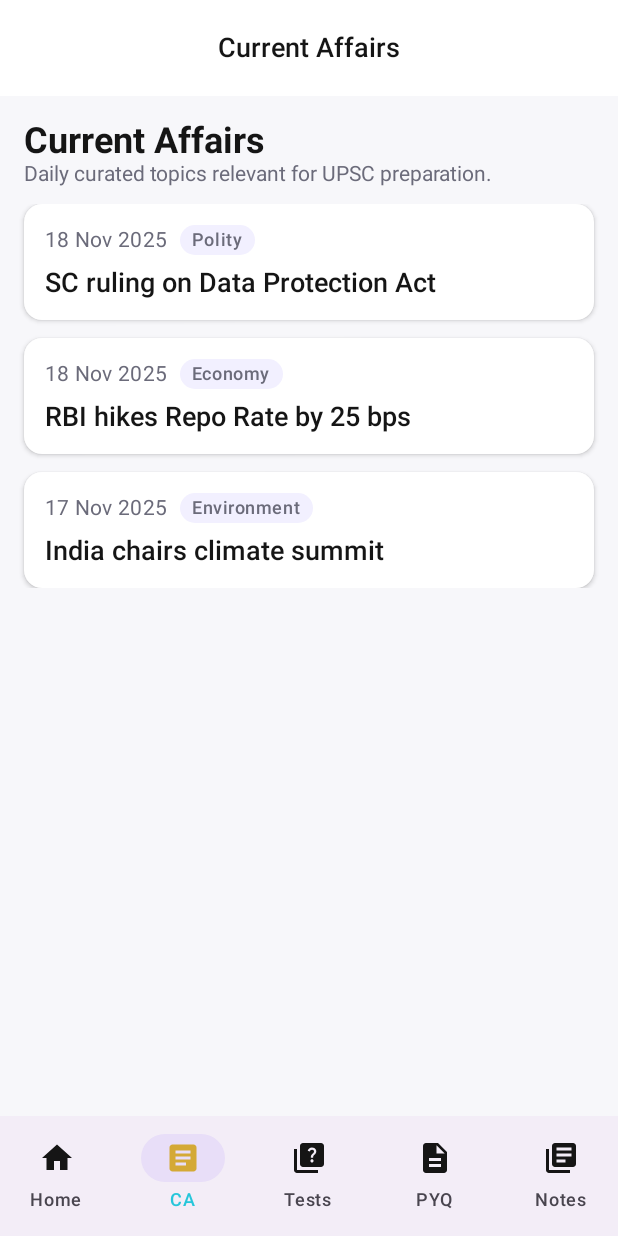
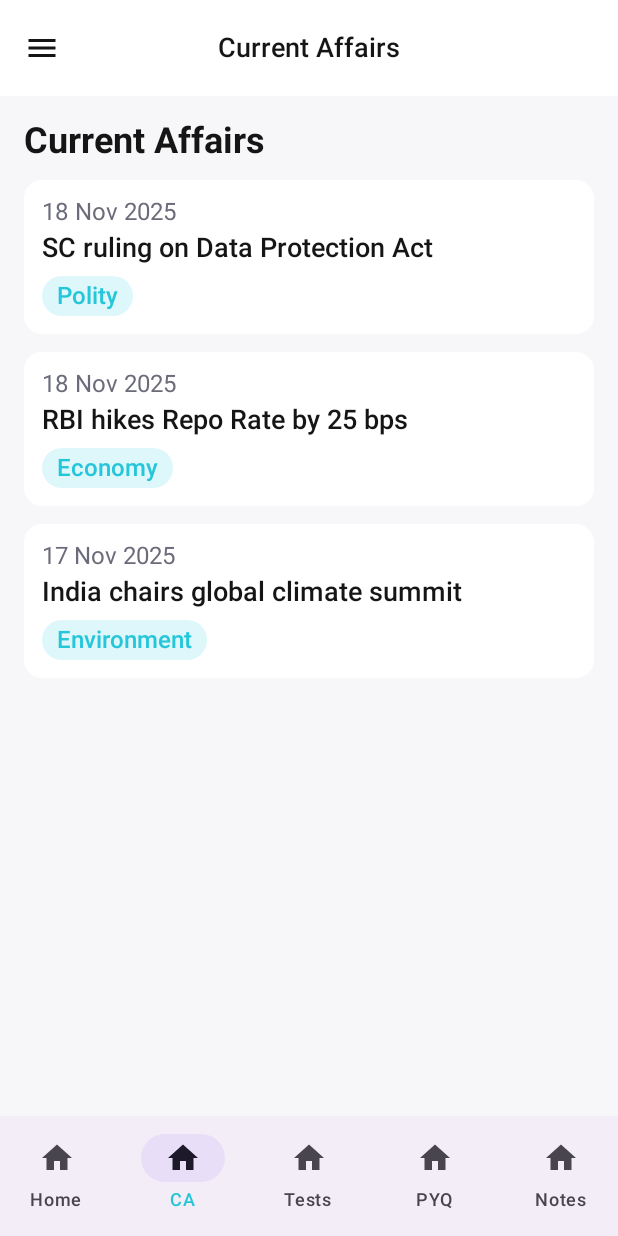
Before and after one commit to Parth-Pansare/DreamIASElite, an Android app built with Jetpack Compose: the screen it shows after launch (MainActivity), item 2 of the bottom bar chosen, on a phone screen of 412 x 824 dp. Run offline under Robolectric (Android 15) with nearby library versions, the phone set to English and light mode, and no system bars.

Commit message:
Drawer added

```diff
--- a/app/src/main/java/com/app/dreamiaselite/MainActivity.kt
+++ b/app/src/main/java/com/app/dreamiaselite/MainActivity.kt
@@ -3,39 +3,48 @@ package com.app.dreamiaselite
 import android.os.Bundle
 import androidx.activity.ComponentActivity
 import androidx.activity.compose.setContent
+import androidx.compose.foundation.layout.Column
+import androidx.compose.foundation.layout.fillMaxWidth
 import androidx.compose.foundation.layout.padding
 import androidx.compose.material.icons.Icons
 import androidx.compose.material.icons.filled.Home
-import androidx.compose.material.icons.filled.Description
-import androidx.compose.material.icons.filled.Quiz
-import androidx.compose.material.icons.filled.LibraryBooks
-import androidx.compose.material.icons.filled.Article
+import androidx.compose.material.icons.filled.Menu
 import androidx.compose.material3.CenterAlignedTopAppBar
+import androidx.compose.material3.DrawerValue
+import androidx.compose.material3.ExperimentalMaterial3Api
 import androidx.compose.material3.Icon
-import androidx.compose.material3.ExperimentalMaterial3Api
+import androidx.compose.material3.IconButton
 import androidx.compose.material3.MaterialTheme
+import androidx.compose.material3.ModalNavigationDrawer
+import androidx.compose.material3.ModalDrawerSheet
 import androidx.compose.material3.NavigationBar
 import androidx.compose.material3.NavigationBarItem
+import androidx.compose.material3.NavigationDrawerItem
+import androidx.compose.material3.NavigationDrawerItemDefaults
 import androidx.compose.material3.Scaffold
 import androidx.compose.material3.Text
 import androidx.compose.material3.TopAppBarDefaults
+import androidx.compose.material3.rememberDrawerState
 import androidx.compose.runtime.Composable
 import androidx.compose.runtime.getValue
+import androidx.compose.runtime.rememberCoroutineScope
 import androidx.compose.ui.Modifier
+import androidx.compose.ui.unit.dp
 import androidx.navigation.NavGraph.Companion.findStartDestination
 import androidx.navigation.NavHostController
 import androidx.navigation.compose.NavHost
 import androidx.navigation.compose.composable
 import androidx.navigation.compose.currentBackStackEntryAsState
 import androidx.navigation.compose.rememberNavController
-import com.app.dreamiaselite.ui.theme.LightSurface
-import com.app.dreamiaselite.ui.theme.TextPrimary
-import com.app.dreamiaselite.ui.screen.screens.currentaffairs.CurrentAffairsScreen
+import com.app.dreamiaselite.ui.screens.currentaffairs.CurrentAffairsScreen
 import com.app.dreamiaselite.ui.screens.dashboard.DashboardScreen
 import com.app.dreamiaselite.ui.screen.screens.notes.NotesScreen
 import com.app.dreamiaselite.ui.screen.screens.pyq.PyqScreen
 import com.app.dreamiaselite.ui.screen.screens.tests.TestsScreen
 import com.app.dreamiaselite.ui.theme.DreamIasEliteTheme
+import com.app.dreamiaselite.ui.theme.LightSurface
+import com.app.dreamiaselite.ui.theme.TextPrimary
+import kotlinx.coroutines.launch
 
 class MainActivity : ComponentActivity() {
     override fun onCreate(savedInstanceState: Bundle?) {
@@ -48,13 +57,59 @@ class MainActivity : ComponentActivity() {
     }
 }
 
+// bottom navigation items
+sealed class BottomNavItem(
+    val route: String,
+    val label: String
+) {
+    object Home : BottomNavItem("dashboard", "Home")
+    object CurrentAffairs : BottomNavItem("current_affairs", "CA")
+    object Tests : BottomNavItem("tests", "Tests")
+    object Pyq : BottomNavItem("pyq", "PYQ")
+    object Notes : BottomNavItem("notes", "Notes")
+}
+
+data class DrawerItem(
+    val label: String,
+    val route: String? = null
+)
+
+@OptIn(ExperimentalMaterial3Api::class)
 @Composable
 fun DreamIasApp() {
     val navController = rememberNavController()
+    val drawerState = rememberDrawerState(DrawerValue.Closed)
+    val scope = rememberCoroutineScope()
 
+    val navBackStackEntry by navController.currentBackStackEntryAsState()
+    val currentRoute = navBackStackEntry?.destination?.route
+
+    ModalNavigationDrawer(
+        drawerState = drawerState,
+        drawerContent = {
+            DreamDrawer(
+                currentRoute = currentRoute,
+                onItemClick = { route ->
+                    scope.launch { drawerState.close() }
+                    if (route != null && route != currentRoute) {
+                        navController.navigate(route) {
+                            popUpTo(navController.graph.findStartDestination().id) {
+                                saveState = true
+                            }
+                            launchSingleTop = true
+                            restoreState = true
+                        }
+                    }
+                }
+            )
+        }
+    ) {
         Scaffold(
             topBar = {
-            DreamTopBar(navController = navController)
+                DreamTopBar(
+                    currentRoute = currentRoute,
+                    onMenuClick = { scope.launch { drawerState.open() } }
+                )
             },
             bottomBar = {
                 DreamBottomBar(navController = navController)
@@ -66,44 +121,103 @@ fun DreamIasApp() {
             )
         }
     }
-
-// bottom navigation items
-sealed class BottomNavItem(
-    val route: String,
-    val label: String,
-    val icon: androidx.compose.ui.graphics.vector.ImageVector
-) {
-    object Home : BottomNavItem("dashboard", "Home", Icons.Default.Home)
-    object CurrentAffairs : BottomNavItem("current_affairs", "CA", Icons.Default.Article)
-    object Tests : BottomNavItem("tests", "Tests", Icons.Default.Quiz)
-    object Pyq : BottomNavItem("pyq", "PYQ", Icons.Default.Description)
-    object Notes : BottomNavItem("notes", "Notes", Icons.Default.LibraryBooks)
 }
 
 @OptIn(ExperimentalMaterial3Api::class)
 @Composable
-fun DreamTopBar(navController: NavHostController) {
-    val navBackStackEntry by navController.currentBackStackEntryAsState()
-    val currentRoute = navBackStackEntry?.destination?.route
-
+fun DreamTopBar(
+    currentRoute: String?,
+    onMenuClick: () -> Unit
+) {
     val title = when (currentRoute) {
         BottomNavItem.Home.route -> "Dashboard"
         BottomNavItem.CurrentAffairs.route -> "Current Affairs"
         BottomNavItem.Tests.route -> "Test Series"
-        BottomNavItem.Pyq.route -> "PYQ"
-        BottomNavItem.Notes.route -> "Notes"
+        BottomNavItem.Pyq.route -> "Previous Year Questions"
+        BottomNavItem.Notes.route -> "My Notes"
         else -> "Dream IAS Elite"
     }
 
     CenterAlignedTopAppBar(
-        title = { Text(title, style = MaterialTheme.typography.titleMedium) },
+        title = {
+            Text(
+                text = title,
+                style = MaterialTheme.typography.titleMedium
+            )
+        },
+        navigationIcon = {
+            IconButton(onClick = onMenuClick) {
+                Icon(
+                    imageVector = Icons.Default.Menu,
+                    contentDescription = "Menu"
+                )
+            }
+        },
         colors = TopAppBarDefaults.centerAlignedTopAppBarColors(
             containerColor = LightSurface,
-            titleContentColor = TextPrimary
+            titleContentColor = TextPrimary,
+            navigationIconContentColor = TextPrimary
         )
     )
 }
 
+@Composable
+fun DreamDrawer(
+    currentRoute: String?,
+    onItemClick: (String?) -> Unit
+) {
+    val items = listOf(
+        DrawerItem("Dashboard", BottomNavItem.Home.route),
+        DrawerItem("Current Affairs", BottomNavItem.CurrentAffairs.route),
+        DrawerItem("Test Series", BottomNavItem.Tests.route),
+        DrawerItem("PYQ", BottomNavItem.Pyq.route),
+        DrawerItem("Notes", BottomNavItem.Notes.route),
+        DrawerItem("Study Planner (coming soon)"),
+        DrawerItem("Settings (coming soon)")
+    )
+
+    ModalDrawerSheet(
+        drawerContainerColor = LightSurface
+    ) {
+        Column(
+            modifier = Modifier
+                .fillMaxWidth()
+                .padding(vertical = 16.dp)
+        ) {
+            Text(
+                text = "Dream IAS Elite",
+                style = MaterialTheme.typography.headlineSmall,
+                modifier = Modifier.padding(horizontal = 16.dp, vertical = 8.dp)
+            )
+            Text(
+                text = "UPSC Preparation Suite",
+                style = MaterialTheme.typography.bodyLarge.copy(
+                    color = TextPrimary.copy(alpha = 0.6f)
+                ),
+                modifier = Modifier.padding(horizontal = 16.dp, vertical = 4.dp)
+            )
+
+            items.forEach { item ->
+                val selected = item.route != null && item.route == currentRoute
+                NavigationDrawerItem(
+                    label = { Text(item.label) },
+                    selected = selected,
+                    onClick = { onItemClick(item.route) },
+                    modifier = Modifier.padding(
+                        start = 8.dp,
+                        end = 8.dp,
+                        top = 4.dp,
+                        bottom = 4.dp
+                    ),
+                    colors = NavigationDrawerItemDefaults.colors(
+                        selectedContainerColor = MaterialTheme.colorScheme.primary.copy(alpha = 0.08f),
+                        selectedTextColor = MaterialTheme.colorScheme.primary
+                    )
+                )
+            }
+        }
+    }
+}
 
 @Composable
 fun DreamBottomBar(navController: NavHostController) {
@@ -134,13 +248,8 @@ fun DreamBottomBar(navController: NavHostController) {
                 },
                 icon = {
                     Icon(
-                        imageVector = item.icon,
-                        contentDescription = item.label,
-                        tint = if (selected) {
-                            MaterialTheme.colorScheme.primary
-                        } else {
-                            MaterialTheme.colorScheme.onSurface
-                        }
+                        imageVector = Icons.Default.Home, // keep simple for now
+                        contentDescription = item.label
                     )
                 },
                 label = { Text(item.label) }
--- a/app/src/main/java/com/app/dreamiaselite/ui/screen/screens/currentaffairs/CurrentAffairsScreen.kt
+++ b/app/src/main/java/com/app/dreamiaselite/ui/screen/screens/currentaffairs/CurrentAffairsScreen.kt
@@ -1,10 +1,10 @@
-package com.app.dreamiaselite.ui.screen.screens.currentaffairs
+package com.app.dreamiaselite.ui.screens.currentaffairs
 
 import androidx.compose.foundation.background
-import androidx.compose.foundation.clickable
 import androidx.compose.foundation.layout.*
 import androidx.compose.foundation.lazy.LazyColumn
 import androidx.compose.foundation.lazy.items
+import androidx.compose.foundation.shape.RoundedCornerShape
 import androidx.compose.material3.Card
 import androidx.compose.material3.CardDefaults
 import androidx.compose.material3.MaterialTheme
@@ -14,15 +14,10 @@ import androidx.compose.ui.Modifier
 import androidx.compose.ui.draw.clip
 import androidx.compose.ui.text.font.FontWeight
 import androidx.compose.ui.unit.dp
-import androidx.compose.ui.unit.sp
-import androidx.compose.foundation.layout.Arrangement
-import androidx.compose.foundation.layout.Row
+import com.app.dreamiaselite.ui.theme.AccentCyan
 import com.app.dreamiaselite.ui.theme.LightBackground
 import com.app.dreamiaselite.ui.theme.LightSurface
 import com.app.dreamiaselite.ui.theme.TextSecondary
-import com.app.dreamiaselite.ui.theme.TagBackground
-import androidx.compose.foundation.shape.RoundedCornerShape
-
 
 data class CurrentAffairItem(
     val title: String,
@@ -35,7 +30,7 @@ fun CurrentAffairsScreen() {
     val items = listOf(
         CurrentAffairItem("SC ruling on Data Protection Act", "18 Nov 2025", "Polity"),
         CurrentAffairItem("RBI hikes Repo Rate by 25 bps", "18 Nov 2025", "Economy"),
-        CurrentAffairItem("India chairs climate summit", "17 Nov 2025", "Environment")
+        CurrentAffairItem("India chairs global climate summit", "17 Nov 2025", "Environment")
     )
 
     Column(
@@ -50,14 +45,8 @@ fun CurrentAffairsScreen() {
                 fontWeight = FontWeight.Bold
             )
         )
-        Text(
-            text = "Daily curated topics relevant for UPSC preparation.",
-            style = MaterialTheme.typography.bodyLarge.copy(
-                color = TextSecondary,
-                fontSize = 14.sp
-            )
-        )
         Spacer(Modifier.height(12.dp))
+
         LazyColumn(
             verticalArrangement = Arrangement.spacedBy(12.dp)
         ) {
@@ -71,47 +60,39 @@ fun CurrentAffairsScreen() {
 @Composable
 private fun CurrentAffairCard(item: CurrentAffairItem) {
     Card(
-        modifier = Modifier
-            .fillMaxWidth()
-            .clickable { },
-        shape = RoundedCornerShape(12.dp),
+        modifier = Modifier.fillMaxWidth(),
         colors = CardDefaults.cardColors(containerColor = LightSurface),
-        elevation = CardDefaults.cardElevation(defaultElevation = 2.dp)
+        elevation = CardDefaults.cardElevation(defaultElevation = 1.dp)
     ) {
-        Column(modifier = Modifier.padding(14.dp)) {
-            Row(
-                horizontalArrangement = Arrangement.spacedBy(8.dp)
+        Column(
+            modifier = Modifier.padding(12.dp)
         ) {
             Text(
                 text = item.date,
-                    style = MaterialTheme.typography.bodyMedium.copy(color = TextSecondary)
+                style = MaterialTheme.typography.bodyLarge.copy(color = TextSecondary)
             )
-                TagChip(text = item.tag)
-            }
-            Spacer(Modifier.height(8.dp))
+            Spacer(Modifier.height(4.dp))
             Text(
                 text = item.title,
-                style = MaterialTheme.typography.titleMedium.copy(fontWeight = FontWeight.SemiBold)
+                style = MaterialTheme.typography.titleMedium.copy(
+                    fontWeight = FontWeight.SemiBold
                 )
-        }
-    }
-}
-
-@Composable
-private fun TagChip(text: String) {
+            )
+            Spacer(Modifier.height(8.dp))
             Box(
                 modifier = Modifier
-            .clip(RoundedCornerShape(12.dp))
-            .background(TagBackground)
-            .padding(horizontal = 8.dp, vertical = 2.dp)
+                    .clip(RoundedCornerShape(50))
+                    .background(AccentCyan.copy(alpha = 0.15f))
+                    .padding(horizontal = 10.dp, vertical = 4.dp)
             ) {
                 Text(
-            text = text,
-            style = MaterialTheme.typography.bodySmall.copy(
-                color = TextSecondary,
-                fontSize = 12.sp,
+                    text = item.tag,
+                    style = MaterialTheme.typography.bodyLarge.copy(
+                        color = AccentCyan,
                         fontWeight = FontWeight.SemiBold
                     )
                 )
             }
         }
+    }
+}
--- a/app/src/main/java/com/app/dreamiaselite/ui/screen/screens/dashboard/DashboardScreen.kt
+++ b/app/src/main/java/com/app/dreamiaselite/ui/screen/screens/dashboard/DashboardScreen.kt
@@ -143,8 +143,6 @@ private fun HeaderHeroCard() {
                         modifier = Modifier.weight(1f)
                     )
                 }
-
-
             }
         }
     }
@@ -201,7 +199,6 @@ private fun StatCard(
         }
     }
 }
-
 
 @Composable
 private fun SubjectChipsRow() {
--- a/app/src/main/java/com/app/dreamiaselite/ui/theme/Color.kt
+++ b/app/src/main/java/com/app/dreamiaselite/ui/theme/Color.kt
@@ -13,8 +13,6 @@ val LightSurface = Color(0xFFFFFFFF)
 val TextPrimary = Color(0xFF151515)
 val TextSecondary = Color(0xFF6B6B7A)
 
-val TagBackground = Color(0xFFF2F0FF)
-
 val AccentCyan = Color(0xFF26C6DA)
 val AccentLavender = Color(0xFFB39DDB)
 val AccentPeach = Color(0xFFFFCC80)
```
Lines whose indentation alone changed are shown as unchanged.
